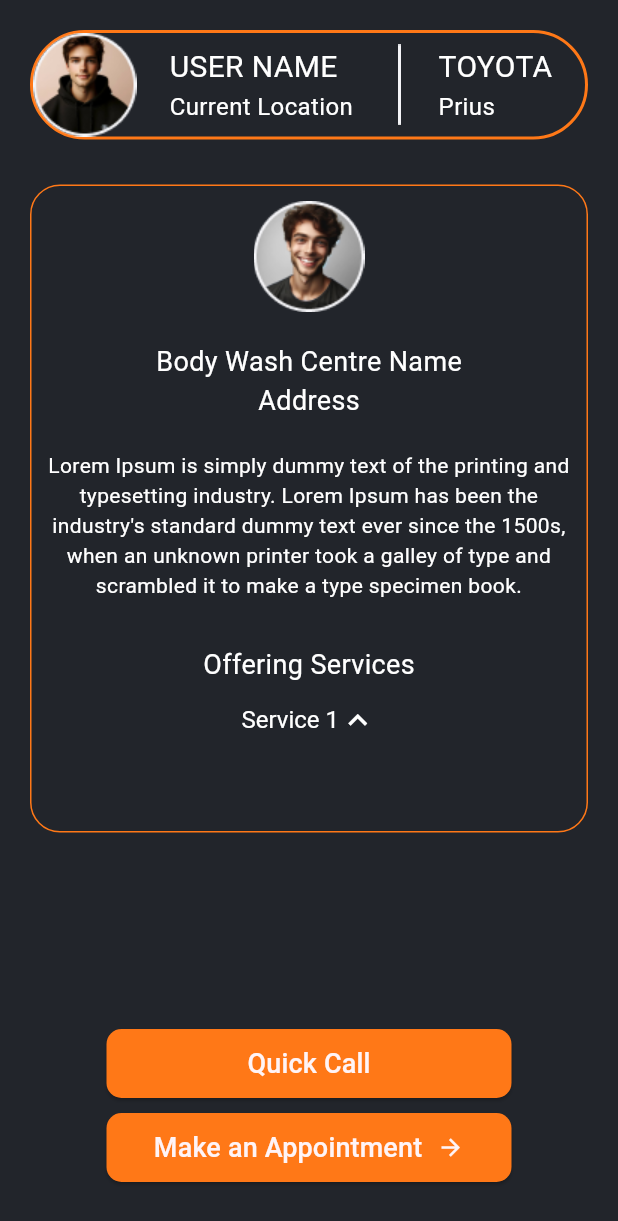
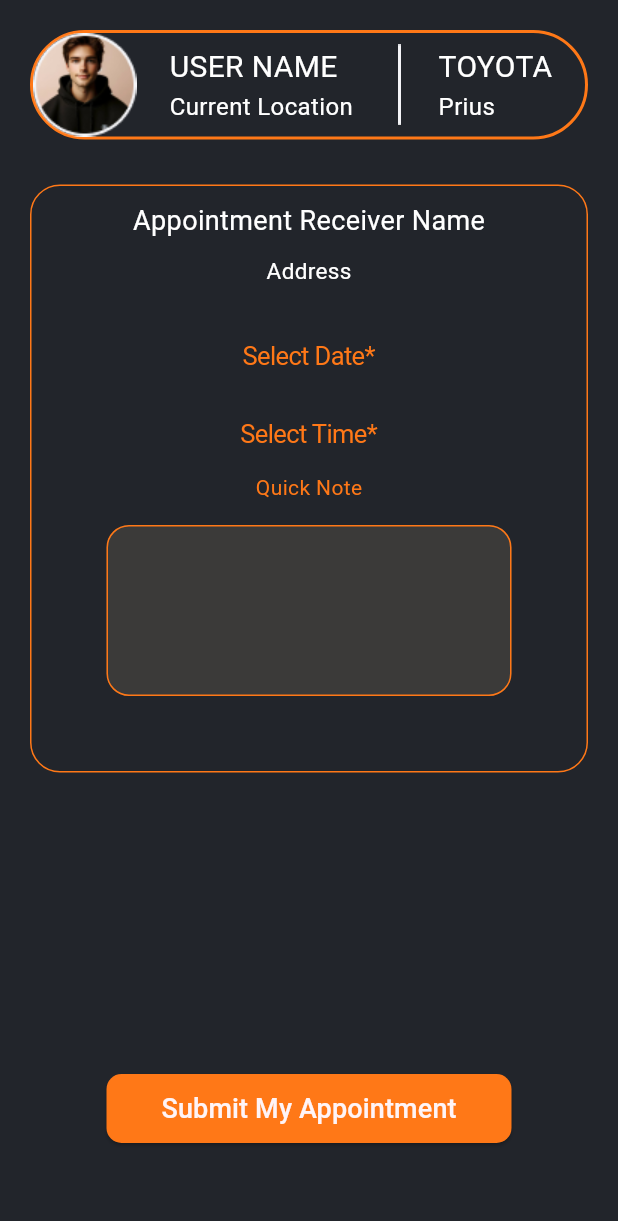
Before and after one commit to sudeepa99/Carex_App, a Flutter app: the screen it shows after launch, on a phone screen of 412 x 824 dp. Shown: the top 1221 px of the screen. Run offline on Flutter 3.47's test engine with Material 3 defaults, Android fonts, the phone set to English and light mode, and no system bars; our stand-ins replace lottie; missing offline and left inert: dart:ffi.

Commit message:
Appointment screen

```diff
--- /dev/null
+++ b/lib/appointment_screen.dart
@@ -0,0 +1,230 @@
+import 'package:flutter/cupertino.dart';
+import 'package:flutter/material.dart';
+
+class AppointmentScreen extends StatefulWidget {
+  const AppointmentScreen({super.key});
+
+  @override
+  State<AppointmentScreen> createState() => _AppointmentScreenState();
+}
+
+class _AppointmentScreenState extends State<AppointmentScreen> {
+  DateTime dateTime = DateTime(2024, 2, 1, 10, 20);
+  @override
+  Widget build(BuildContext context) {
+    return Scaffold(
+      body: Container(
+        padding: const EdgeInsets.fromLTRB(20.0, 20.0, 20.0, 0.0),
+        color: const Color(0XFF22252B),
+        height: MediaQuery.of(context).size.height,
+        width: MediaQuery.of(context).size.width,
+        child: ListView(
+          children: [
+            Container(
+              decoration: BoxDecoration(
+                border: Border.all(
+                  color: const Color(0xFFFF7817),
+                  width: 2.0,
+                ),
+                borderRadius: BorderRadius.circular(40.5),
+              ),
+              child: Row(
+                children: [
+                  Image.asset("assets/user.png"),
+                  const Padding(
+                    padding: EdgeInsets.only(left: 22.0),
+                    child: Column(
+                      crossAxisAlignment: CrossAxisAlignment.start,
+                      children: [
+                        Text(
+                          "USER NAME",
+                          style: TextStyle(
+                            fontSize: 20.0,
+                            color: Color(0XFFFFFFFF),
+                          ),
+                        ),
+                        Text(
+                          "Current Location",
+                          style: TextStyle(
+                            fontSize: 16.0,
+                            color: Color(0XFFFFFFFF),
+                          ),
+                        ),
+                      ],
+                    ),
+                  ),
+                  Padding(
+                    padding: const EdgeInsets.only(left: 30.0),
+                    child: Image.asset("assets/vertical-line.png"),
+                  ),
+                  const Padding(
+                    padding: EdgeInsets.only(left: 25.0),
+                    child: Column(
+                      crossAxisAlignment: CrossAxisAlignment.start,
+                      children: [
+                        Text(
+                          "TOYOTA",
+                          style: TextStyle(
+                            fontSize: 20.0,
+                            color: Color(0XFFFFFFFF),
+                          ),
+                        ),
+                        Text(
+                          "Prius",
+                          style: TextStyle(
+                            fontSize: 16.0,
+                            color: Color(0XFFFFFFFF),
+                          ),
+                        ),
+                      ],
+                    ),
+                  ),
+                ],
+              ),
+            ),
+            const SizedBox(
+              height: 30,
+            ),
+            Container(
+              padding: const EdgeInsets.fromLTRB(10, 10, 10, 50),
+              decoration: BoxDecoration(
+                  borderRadius: BorderRadius.circular(20),
+                  border: Border.all(
+                    color: const Color(0xFFFF7817),
+                  )),
+              child: Column(
+                children: [
+                  const Text(
+                    "Appointment Receiver Name",
+                    style: TextStyle(fontSize: 18, color: Colors.white),
+                  ),
+                  const SizedBox(
+                    height: 10,
+                  ),
+                  const Text(
+                    "Address",
+                    style: TextStyle(fontSize: 15, color: Colors.white),
+                  ),
+                  const SizedBox(
+                    height: 20,
+                  ),
+                  CupertinoButton(
+                    child: const Text(
+                      "Select Date*",
+                      style: TextStyle(
+                        color: Color(0xFFFF7817),
+                      ),
+                    ),
+                    onPressed: () {
+                      showCupertinoModalPopup(
+                        barrierColor: Colors.transparent,
+                        context: context,
+                        builder: ((BuildContext context) => SizedBox(
+                              height: 250,
+                              child: CupertinoDatePicker(
+                                backgroundColor: Colors.white,
+                                initialDateTime: dateTime,
+                                onDateTimeChanged: (DateTime newTime) {
+                                  setState(() => dateTime = newTime);
+                                },
+                                use24hFormat: true,
+                                mode: CupertinoDatePickerMode.date,
+                              ),
+                            )),
+                      );
+                    },
+                  ),
+                  CupertinoButton(
+                    child: const Text(
+                      "Select Time*",
+                      style: TextStyle(
+                        color: Color(0xFFFF7817),
+                      ),
+                    ),
+                    onPressed: () {
+                      showCupertinoModalPopup(
+                        context: context,
+                        builder: ((BuildContext context) => SizedBox(
+                              height: 250,
+                              child: CupertinoDatePicker(
+                                backgroundColor: Colors.white,
+                                initialDateTime: dateTime,
+                                onDateTimeChanged: (DateTime newTime) {
+                                  setState(() => dateTime = newTime);
+                                },
+                                use24hFormat: true,
+                                mode: CupertinoDatePickerMode.time,
+                              ),
+                            )),
+                      );
+                    },
+                  ),
+                  const Text(
+                    "Quick Note",
+                    style: TextStyle(
+                      color: Color(0xFFFF7817),
+                    ),
+                  ),
+                  const SizedBox(
+                    height: 15,
+                  ),
+                  Padding(
+                    padding: const EdgeInsets.fromLTRB(40, 0, 40, 0),
+                    child: TextField(
+                      decoration: InputDecoration(
+                        filled: true,
+                        fillColor: const Color.fromARGB(255, 59, 58, 57),
+                        contentPadding: const EdgeInsets.only(bottom: 90),
+                        enabledBorder: OutlineInputBorder(
+                          borderRadius: BorderRadius.circular(15),
+                          borderSide: const BorderSide(
+                            color: Color(0xFFFF7817),
+                          ),
+                        ),
+                      ),
+                    ),
+                  )
+                ],
+              ),
+            ),
+            const SizedBox(
+              height: 200,
+            ),
+            Center(
+              child: SizedBox(
+                width: 270.0,
+                child: ElevatedButton(
+                  onPressed: () {},
+                  style: ButtonStyle(
+                    backgroundColor: MaterialStateProperty.all<Color>(
+                      const Color(0xFFFF7817),
+                    ),
+                    padding: MaterialStateProperty.all<EdgeInsets>(
+                        const EdgeInsets.all(10)),
+                    shape: MaterialStateProperty.all<RoundedRectangleBorder>(
+                      RoundedRectangleBorder(
+                        borderRadius: BorderRadius.circular(10),
+                      ),
+                    ),
+                  ),
+                  child: const Row(
+                    mainAxisAlignment: MainAxisAlignment.center,
+                    children: [
+                      Text(
+                        "Submit My Appointment",
+                        style: TextStyle(
+                          color: Color.fromRGBO(255, 244, 247, 1),
+                          fontSize: 18.0,
+                        ),
+                      ),
+                    ],
+                  ),
+                ),
+              ),
+            ),
+          ],
+        ),
+      ),
+    );
+  }
+}
--- a/lib/main.dart
+++ b/lib/main.dart
@@ -1,3 +1,4 @@
+import 'package:carex/appointment_screen.dart';
 import 'package:carex/body_wash_profile.dart';
 import 'package:carex/first_page.dart';
 import 'package:carex/home_screen.dart';
@@ -26,7 +27,7 @@ class MyApp extends StatelessWidget {
         colorScheme: ColorScheme.fromSeed(seedColor: Colors.deepPurple),
         useMaterial3: true,
       ),
-      home: const BodyWashProfile(),
+      home: const AppointmentScreen(),
     );
   }
 }
--- a/lib/service_centre_profile.dart
+++ b/lib/service_centre_profile.dart
@@ -161,7 +161,7 @@ class _MechanicProfileState extends State<ServiceCentreProfile> {
                                       color: Colors.white)
                                   : const Icon(Icons.keyboard_arrow_down,
                                       color: Colors.white),
-                              iconSize: 30,
+                              iconSize: 25,
                               iconEnabledColor: Colors.white,
                               hint: const SizedBox
                                   .shrink(), // Hide the hint text since we have a label
--- a/lib/tyre_centre_profile.dart
+++ b/lib/tyre_centre_profile.dart
@@ -1,5 +1,3 @@
-import 'dart:ffi';
-
 import 'package:flutter/material.dart';
 
 class TyreCentreProfile extends StatefulWidget {
```
